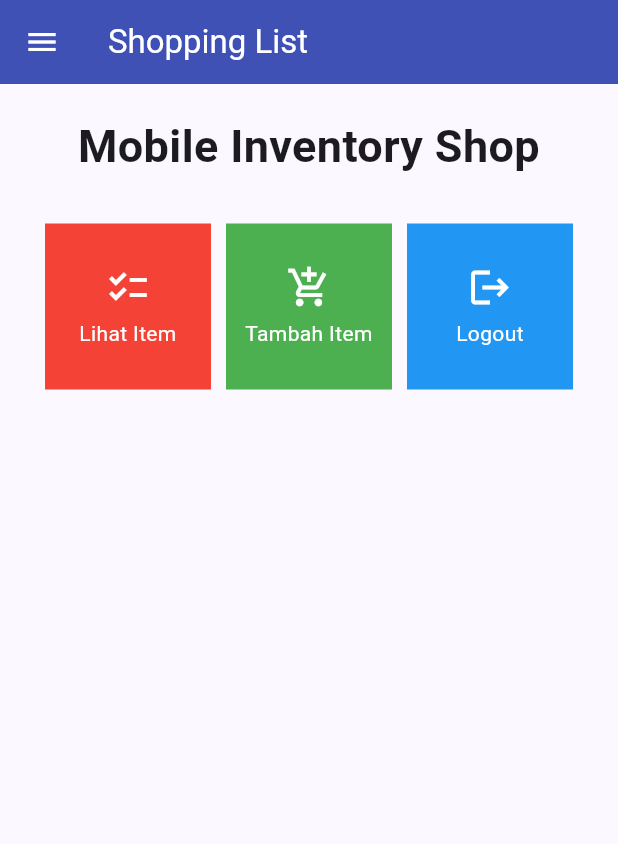
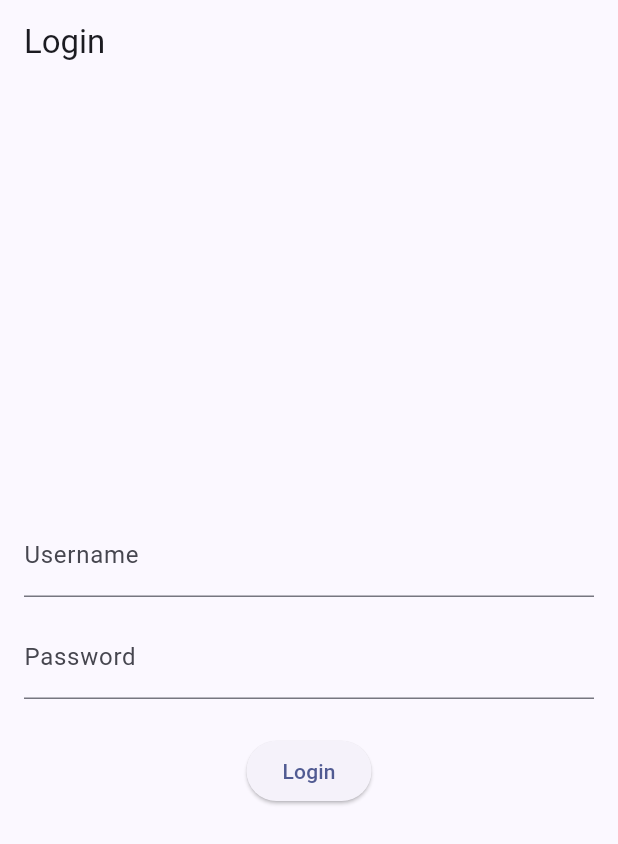
Before and after one commit to kezialasma/mobile_inventory, a Flutter app: the screen it shows after launch, on a phone screen of 412 x 824 dp. Shown: the top 844 px of the screen. Run offline on Flutter 3.47's test engine with Material 2 defaults, Android fonts, the phone set to English and light mode, and no system bars; missing offline and left inert: pbp_django_auth.

Commit message:
push tugas 9

```diff
--- a/lib/main.dart
+++ b/lib/main.dart
@@ -1,38 +1,30 @@
 import 'package:flutter/material.dart';
+import 'package:mobile_inventory/screens/login.dart';
 import 'package:mobile_inventory/screens/menu.dart';
+import 'package:pbp_django_auth/pbp_django_auth.dart';
+import 'package:provider/provider.dart';
 
 void main() {
   runApp(const MyApp());
 }
 
 class MyApp extends StatelessWidget {
-  const MyApp({super.key});
+    const MyApp({Key? key}) : super(key: key);
 
-  // This widget is the root of your application.
     @override
     Widget build(BuildContext context) {
-    return MaterialApp(
-      title: 'Flutter Demo',
+        return Provider(
+          create: (_) {
+                CookieRequest request = CookieRequest();
+                return request;
+            },
+            child: MaterialApp(
+                title: 'Flutter App',
                 theme: ThemeData(
-        // This is the theme of your application.
-        //
-        // TRY THIS: Try running your application with "flutter run". You'll see
-        // the application has a blue toolbar. Then, without quitting the app,
-        // try changing the seedColor in the colorScheme below to Colors.green
-        // and then invoke "hot reload" (save your changes or press the "hot
-        // reload" button in a Flutter-supported IDE, or press "r" if you used
-        // the command line to start the app).
-        //
-        // Notice that the counter didn't reset back to zero; the application
-        // state is not lost during the reload. To reset the state, use hot
-        // restart instead.
-        //
-        // This works for code too, not just values: Most code changes can be
-        // tested with just a hot reload.
                     colorScheme: ColorScheme.fromSeed(seedColor: Colors.indigo),
                     useMaterial3: true,
                 ),
-      home: MyHomePage(),
+                home: LoginPage()),
           );
     }
 }
--- /dev/null
+++ b/lib/screens/login.dart
@@ -0,0 +1,114 @@
+import 'package:mobile_inventory/screens/menu.dart';
+import 'package:flutter/material.dart';
+import 'package:pbp_django_auth/pbp_django_auth.dart';
+import 'package:provider/provider.dart';
+
+void main() {
+    runApp(const LoginApp());
+}
+
+class LoginApp extends StatelessWidget {
+const LoginApp({super.key});
+
+@override
+Widget build(BuildContext context) {
+    return MaterialApp(
+        title: 'Login',
+        theme: ThemeData(
+            primarySwatch: Colors.blue,
+    ),
+    home: const LoginPage(),
+    );
+    }
+}
+
+class LoginPage extends StatefulWidget {
+    const LoginPage({super.key});
+
+    @override
+    _LoginPageState createState() => _LoginPageState();
+}
+
+class _LoginPageState extends State<LoginPage> {
+    final TextEditingController _usernameController = TextEditingController();
+    final TextEditingController _passwordController = TextEditingController();
+
+    @override
+    Widget build(BuildContext context) {
+        final request = context.watch<CookieRequest>();
+        return Scaffold(
+            appBar: AppBar(
+                title: const Text('Login'),
+            ),
+            body: Container(
+                padding: const EdgeInsets.all(16.0),
+                child: Column(
+                    mainAxisAlignment: MainAxisAlignment.center,
+                    children: [
+                        TextField(
+                            controller: _usernameController,
+                            decoration: const InputDecoration(
+                                labelText: 'Username',
+                            ),
+                        ),
+                        const SizedBox(height: 12.0),
+                        TextField(
+                            controller: _passwordController,
+                            decoration: const InputDecoration(
+                                labelText: 'Password',
+                            ),
+                            obscureText: true,
+                        ),
+                        const SizedBox(height: 24.0),
+                        ElevatedButton(
+                            onPressed: () async {
+                                String username = _usernameController.text;
+                                String password = _passwordController.text;
+
+                                // Cek kredensial
+                                // TODO done: Ganti URL dan jangan lupa tambahkan trailing slash (/) di akhir URL!
+                                // Untuk menyambungkan Android emulator dengan Django pada localhost,
+                                // gunakan URL http://10.0.2.2/
+                                final response = await request.login("http://kezia-lasma-tugas.pbp.cs.ui.ac.id/auth/login/", {
+                                'username': username,
+                                'password': password,
+                                });
+
+                                if (request.loggedIn) {
+                                    String message = response['message'];
+                                    String uname = response['username'];
+                                    Navigator.pushReplacement(
+                                        context,
+                                        MaterialPageRoute(builder: (context) => MyHomePage()),
+                                    );
+                                    ScaffoldMessenger.of(context)
+                                        ..hideCurrentSnackBar()
+                                        ..showSnackBar(
+                                            SnackBar(content: Text("$message Selamat datang, $uname.")));
+                                    } else {
+                                    showDialog(
+                                        context: context,
+                                        builder: (context) => AlertDialog(
+                                            title: const Text('Login Gagal'),
+                                            content:
+                                                Text(response['message']),
+                                            actions: [
+                                                TextButton(
+                                                    child: const Text('OK'),
+                                                    onPressed: () {
+                                                        Navigator.pop(context);
+                                                    },
+                                                ),
+                                            ],
+                                        ),
+                                    );
+                                }
+                            },
+                            child: const Text('Login'),
+                        ),
+                    ],
+                ),
+            ),
+        );
+    }
+}
--- a/pubspec.yaml
+++ b/pubspec.yaml
@@ -35,6 +35,9 @@ dependencies:
   # The following adds the Cupertino Icons font to your application.
   # Use with the CupertinoIcons class for iOS style icons.
   cupertino_icons: ^1.0.2
+  provider: ^6.1.1
+  pbp_django_auth: ^0.4.0
+  http: ^1.1.0
 
 dev_dependencies:
   flutter_test:
```
Also changed, not shown: lib/models/product.dart (added, +77 -0 lines), lib/screens/detail_page.dart (added, +35 -0 lines), lib/screens/list_product.dart (added, +105 -0 lines), lib/screens/shoplist_form.dart (+96 -46 lines), lib/widgets/left_drawer.dart (+12 -0 lines), lib/widgets/shop_card.dart (+29 -3 lines), pubspec.lock, 9 other files. Lines whose indentation alone changed are shown as unchanged.
